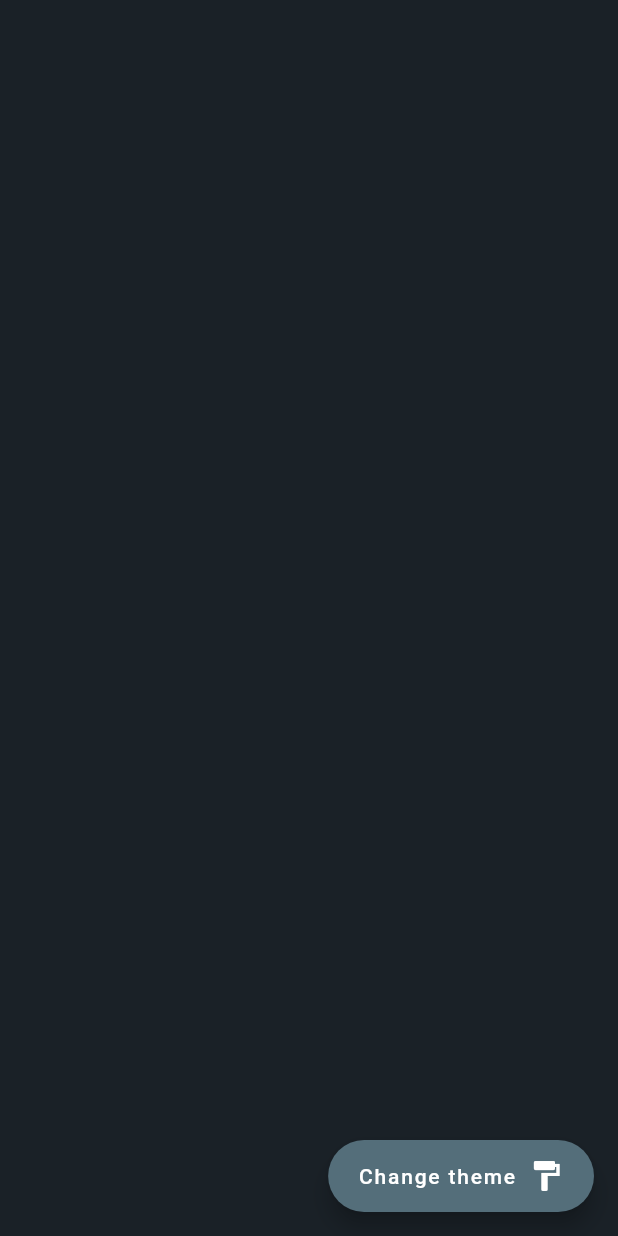
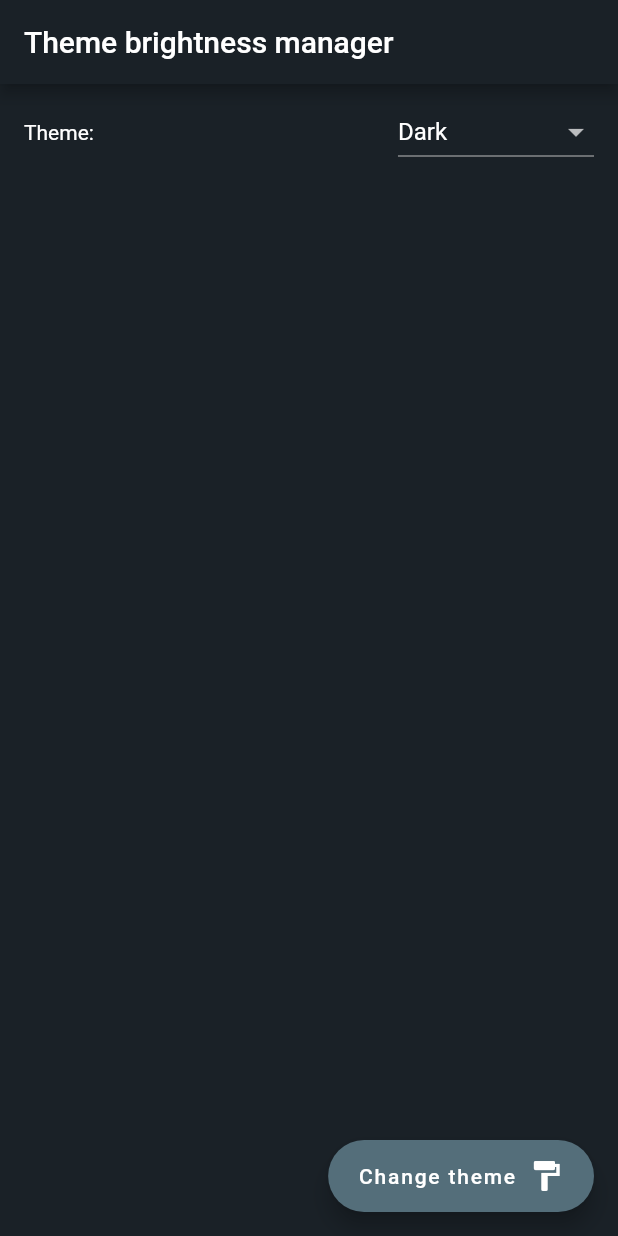
Before and after one commit to Flutter-Italia-Developers/cubit-theme-brightness-manager, a Flutter app: the screen it shows after launch, after a tap on "Change theme", on a phone screen of 412 x 824 dp. Run offline on Flutter 3.47's test engine with Material 2 defaults, Android fonts, the phone set to English and light mode, and no system bars; our stand-ins replace flutter_bloc, hydrated_bloc.

Commit message:
- Added theme switch with DropdownButton - Added HydratedBloc to load theme opening the app

```diff
--- a/lib/core/themes/app_theme.dart
+++ b/lib/core/themes/app_theme.dart
@@ -30,6 +30,6 @@ class AppTheme {
     ));
   }
 
-  static Brightness get currentSystemBrightness =>
-      SchedulerBinding.instance?.window.platformBrightness ?? Brightness.dark;
+  static ThemeMode get currentSystemThemeMode =>
+      SchedulerBinding.instance?.window.platformBrightness == Brightness.light ? ThemeMode.light : ThemeMode.dark;
 }
--- a/lib/logic/theme/theme_cubit.dart
+++ b/lib/logic/theme/theme_cubit.dart
@@ -1,25 +1,55 @@
+import 'dart:async';
+import 'dart:convert';
+
 import 'package:flutter/material.dart';
+import 'package:hydrated_bloc/hydrated_bloc.dart';
 import 'package:meta/meta.dart';
 
 import 'package:cubit_theme_brightness_manager/core/themes/app_theme.dart';
-import 'package:flutter_bloc/flutter_bloc.dart';
+import 'package:cubit_theme_brightness_manager/logic/theme_dropdown/theme_dropdown_cubit.dart';
 
 part 'theme_state.dart';
 
-class ThemeCubit extends Cubit<ThemeState> {
-  ThemeCubit()
-      : super(
-          ThemeState(
-            themeMode: AppTheme.currentSystemBrightness == Brightness.light ? ThemeMode.light : ThemeMode.dark,
-          ),
-        );
+class ThemeCubit extends HydratedCubit<ThemeState> {
+  final Stream<ThemeDropdownState> themeDropdownStream;
+  late StreamSubscription themeDropdownSubscription;
+
+  ThemeCubit({required this.themeDropdownStream}) : super(ThemeState(themeMode: AppTheme.currentSystemThemeMode)) {
+    themeDropdownSubscription = themeDropdownStream.listen((state) {
+      switch (state.theme) {
+        case 'Light':
+          _setTheme(ThemeMode.light);
+          break;
+        case 'Dark':
+          _setTheme(ThemeMode.dark);
+          break;
+        default:
+          _setTheme(AppTheme.currentSystemThemeMode);
+          break;
+      }
+    });
+  }
 
   void updateAppTheme(Brightness currentBrightness) {
-    currentBrightness == Brightness.light ? _setTheme(ThemeMode.light) : _setTheme(ThemeMode.dark);
+    currentBrightness == Brightness.light ? _setTheme(ThemeMode.dark) : _setTheme(ThemeMode.light);
   }
+
+  void updateAppThemeByOSSetting() => _setTheme(AppTheme.currentSystemThemeMode);
 
   void _setTheme(ThemeMode themeMode) {
     AppTheme.setStatusBarAndNavigationBarColors(themeMode);
     emit(ThemeState(themeMode: themeMode));
   }
+
+  @override
+  Future<void> close() {
+    themeDropdownSubscription.cancel();
+    return super.close();
+  }
+
+  @override
+  ThemeState? fromJson(Map<String, dynamic> json) => ThemeState.fromMap(json);
+
+  @override
+  Map<String, dynamic>? toJson(ThemeState state) => state.toMap();
 }
--- a/lib/logic/theme/theme_state.dart
+++ b/lib/logic/theme/theme_state.dart
@@ -4,5 +4,14 @@ part of 'theme_cubit.dart';
 class ThemeState {
   final ThemeMode themeMode;
 
-  ThemeState({this.themeMode = ThemeMode.dark});
+  ThemeState({required this.themeMode});
+
+  Map<String, dynamic> toMap() => {'themeMode': themeMode == ThemeMode.light ? 'light' : 'dark'};
+
+  factory ThemeState.fromMap(Map<String, dynamic> map) =>
+      ThemeState(themeMode: map['themeMode'] == 'light' ? ThemeMode.light : ThemeMode.dark);
+
+  String toJson() => json.encode(toMap());
+
+  factory ThemeState.fromJson(String source) => ThemeState.fromMap(json.decode(source));
 }
--- /dev/null
+++ b/lib/logic/theme_dropdown/theme_dropdown_cubit.dart
@@ -0,0 +1,23 @@
+import 'dart:convert';
+
+import 'package:flutter/cupertino.dart';
+import 'package:flutter/material.dart';
+import 'package:hydrated_bloc/hydrated_bloc.dart';
+import 'package:meta/meta.dart';
+
+import 'package:cubit_theme_brightness_manager/core/themes/app_theme.dart';
+
+part 'theme_dropdown_state.dart';
+
+class ThemeDropdownCubit extends HydratedCubit<ThemeDropdownState> {
+  ThemeDropdownCubit()
+      : super(ThemeDropdownState(theme: AppTheme.currentSystemThemeMode == ThemeMode.light ? 'Light' : 'Dark'));
+
+  void updateTheme(String value) => emit(ThemeDropdownState(theme: value));
+
+  @override
+  ThemeDropdownState? fromJson(Map<String, dynamic> json) => ThemeDropdownState.fromMap(json);
+
+  @override
+  Map<String, dynamic>? toJson(ThemeDropdownState state) => state.toMap();
+}
--- /dev/null
+++ b/lib/logic/theme_dropdown/theme_dropdown_state.dart
@@ -0,0 +1,16 @@
+part of 'theme_dropdown_cubit.dart';
+
+@immutable
+class ThemeDropdownState {
+  final String theme;
+
+  ThemeDropdownState({required this.theme});
+
+  Map<String, dynamic> toMap() => {'theme': theme};
+
+  factory ThemeDropdownState.fromMap(Map<String, dynamic> map) => ThemeDropdownState(theme: map['theme']);
+
+  String toJson() => json.encode(toMap());
+
+  factory ThemeDropdownState.fromJson(String source) => ThemeDropdownState.fromMap(json.decode(source));
+}
--- a/lib/main.dart
+++ b/lib/main.dart
@@ -1,21 +1,34 @@
+import 'package:cubit_theme_brightness_manager/logic/theme_dropdown/theme_dropdown_cubit.dart';
 import 'package:flutter/material.dart';
 
 import 'package:flutter_bloc/flutter_bloc.dart';
 
 import 'package:cubit_theme_brightness_manager/logic/theme/theme_cubit.dart';
 import 'package:cubit_theme_brightness_manager/presentation/screens/home/main.dart';
+import 'package:hydrated_bloc/hydrated_bloc.dart';
+import 'package:path_provider/path_provider.dart';
 
 import 'core/themes/app_theme.dart';
 
-void main() {
+void main() async {
+  WidgetsFlutterBinding.ensureInitialized();
+  HydratedBloc.storage = await HydratedStorage.build(storageDirectory: await getApplicationDocumentsDirectory());
+
   runApp(App());
 }
 
 class App extends StatelessWidget {
   @override
   Widget build(BuildContext context) {
-    return BlocProvider(
-      create: (context) => ThemeCubit(),
+    return MultiBlocProvider(
+      providers: [
+        BlocProvider<ThemeDropdownCubit>(
+          create: (context) => ThemeDropdownCubit(),
+        ),
+        BlocProvider<ThemeCubit>(
+          create: (context) => ThemeCubit(themeDropdownStream: context.read<ThemeDropdownCubit>().stream),
+        ),
+      ],
       child: AppContent(),
     );
   }
@@ -35,7 +48,7 @@ class _AppContentState extends State<AppContent> with WidgetsBindingObserver {
 
   @override
   void didChangePlatformBrightness() {
-    context.read<ThemeCubit>().updateAppTheme(AppTheme.currentSystemBrightness);
+    context.read<ThemeCubit>().updateAppThemeByOSSetting();
     super.didChangePlatformBrightness();
   }
 
--- a/lib/presentation/screens/home/main.dart
+++ b/lib/presentation/screens/home/main.dart
@@ -1,7 +1,7 @@
-import 'package:cubit_theme_brightness_manager/core/themes/app_theme.dart';
 import 'package:flutter/material.dart';
+import 'package:flutter_bloc/flutter_bloc.dart';
 
-import 'package:flutter_bloc/flutter_bloc.dart';
+import 'package:cubit_theme_brightness_manager/logic/theme_dropdown/theme_dropdown_cubit.dart';
 
 import 'package:cubit_theme_brightness_manager/logic/theme/theme_cubit.dart';
 
@@ -9,17 +9,41 @@ class HomeScreen extends StatelessWidget {
   @override
   Widget build(BuildContext context) {
     return Scaffold(
+      appBar: AppBar(title: Text('Theme brightness manager')),
       backgroundColor: Theme.of(context).backgroundColor,
-      body: Center(
+      body: Padding(
+        padding: const EdgeInsets.symmetric(horizontal: 16.0, vertical: 8.0),
         child: Column(
-          mainAxisAlignment: MainAxisAlignment.center,
-          children: <Widget>[],
+          children: [
+            Row(
+              mainAxisAlignment: MainAxisAlignment.spaceBetween,
+              children: [
+                Text('Theme:'),
+                DropdownButton<String>(
+                  value: context.select((ThemeDropdownCubit themeDropdownCubit) => themeDropdownCubit.state.theme),
+                  items: [
+                    ...['Light', 'Dark', 'System default'].map<DropdownMenuItem<String>>(
+                      (String value) {
+                        return DropdownMenuItem<String>(
+                          value: value,
+                          child: Text(value),
+                        );
+                      },
+                    )
+                  ],
+                  onChanged: (String? value) => context.read<ThemeDropdownCubit>().updateTheme(value!),
+                ),
+              ],
+            ),
+          ],
         ),
       ),
       floatingActionButton: FloatingActionButton.extended(
         onPressed: () {
-          var nextBrightness = Theme.of(context).brightness == Brightness.light ? Brightness.dark : Brightness.light;
-          context.read<ThemeCubit>().updateAppTheme(nextBrightness);
+          context.read<ThemeCubit>().updateAppTheme(Theme.of(context).brightness);
+          context
+              .read<ThemeDropdownCubit>()
+              .updateTheme(Theme.of(context).brightness == Brightness.light ? 'Dark' : 'Light');
         },
         label: Row(
           children: [
--- a/pubspec.yaml
+++ b/pubspec.yaml
@@ -13,6 +13,8 @@ dependencies:
     sdk: flutter
   cupertino_icons: ^1.0.0
   flutter_bloc: ^7.0.0
+  hydrated_bloc: ^7.0.0
+  path_provider: ^2.0.1
   pedantic: ^1.11.0
 
 dev_dependencies:
```
Also changed, not shown: pubspec.lock.
